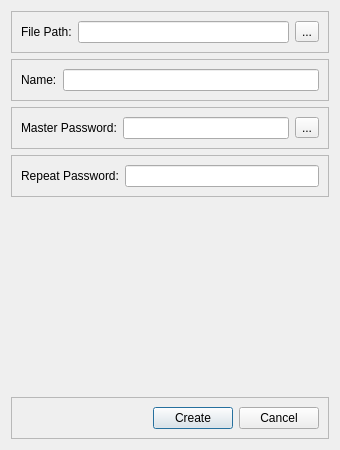
Qt form CryptoGuard/include/UI/PasswordSafeCreationDialog.ui (GitDaroth/CryptoGuard) before a commit.
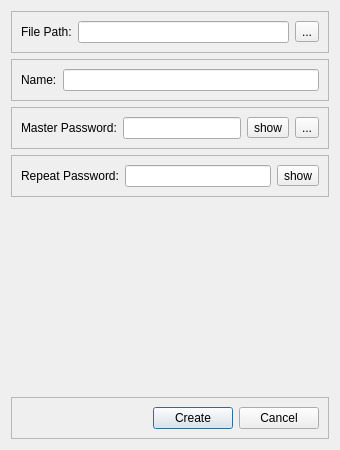
The same form after that commit. Custom widgets are drawn as their Qt base class.

Commit message: implemented show and hide functionality for password fields

```diff
--- a/CryptoGuard/include/UI/PasswordSafeCreationDialog.ui
+++ b/CryptoGuard/include/UI/PasswordSafeCreationDialog.ui
@@ -131,6 +131,16 @@
         </property>
        </widget>
       </item>
+      <item>
+       <widget class="QToolButton" name="masterPasswordShowHideButton">
+        <property name="text">
+         <string>show</string>
+        </property>
+        <property name="checkable">
+         <bool>true</bool>
+        </property>
+       </widget>
+      </item>
       <item>
        <widget class="QToolButton" name="generatePasswordButton">
         <property name="text">
@@ -164,6 +174,16 @@
         </property>
        </widget>
       </item>
+      <item>
+       <widget class="QToolButton" name="repeatPasswordShowHideButton">
+        <property name="text">
+         <string>show</string>
+        </property>
+        <property name="checkable">
+         <bool>true</bool>
+        </property>
+       </widget>
+      </item>
      </layout>
     </widget>
    </item>
```
The commit also changes 5 other files.
